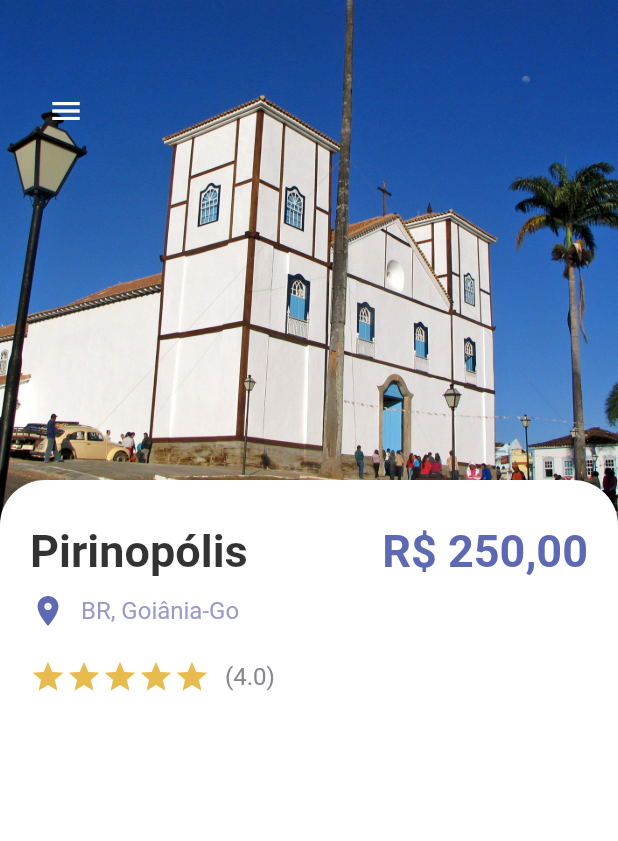
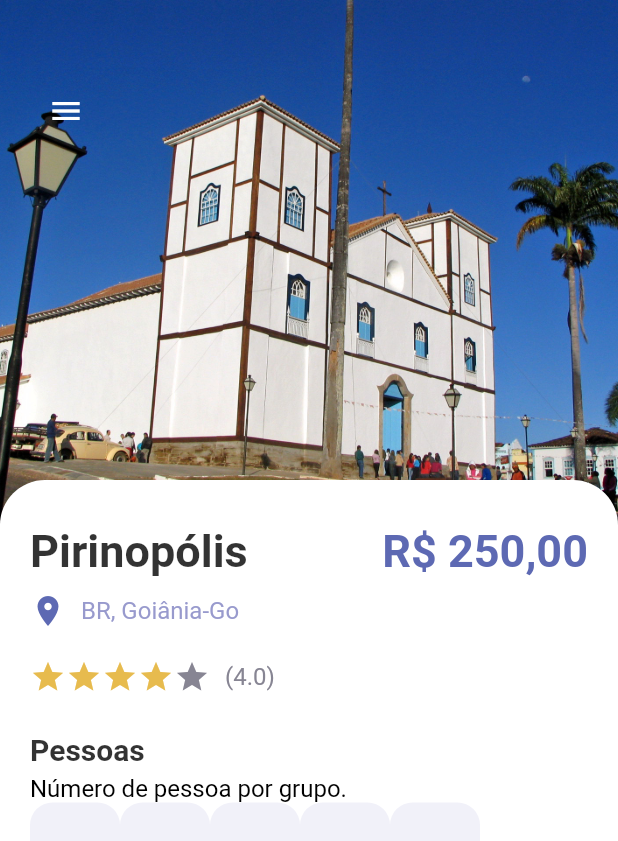
Before and after one commit to emilson-silva/flutter_cubit, a Flutter app: the screen it shows after launch, on a phone screen of 412 x 824 dp. Shown: the top 841 px of the screen. Run offline on Flutter 3.47's test engine with Material 2 defaults, Android fonts, the light colour scheme and no system bars.

Commit message:
Ajustes details n de pessoas

```diff
--- a/lib/pages/detail_page.dart
+++ b/lib/pages/detail_page.dart
@@ -11,6 +11,7 @@ class DetailPage extends StatefulWidget {
 }
 
 class _DetailPageState extends State<DetailPage> {
+  int gottenStars = 4;
   @override
   Widget build(BuildContext context) {
     return Scaffold(
@@ -91,16 +92,34 @@ class _DetailPageState extends State<DetailPage> {
                     Row(
                       children: [
                         Wrap(
-                          children: List.generate(5, (index) {
-                            return const Icon(
-                              Icons.star,
-                              color: AppColors.starColor,
-                            );
-                          }),
+                          children: List.generate(
+                            5,
+                            (index) {
+                              return Icon(
+                                Icons.star,
+                                color: index < gottenStars
+                                    ? AppColors.starColor
+                                    : AppColors.textColor2,
+                              );
+                            },
+                          ),
                         ),
-                       const  SizedBox(width: 10),
+                        const SizedBox(width: 10),
                         AppText(text: "(4.0)", color: AppColors.textColor2),
                       ],
+                    ),
+                    const SizedBox(height: 25),
+                    AppLargeText(text: "Pessoas", color: Colors.black.withOpacity(0.8),size: 20),
+                    const SizedBox(height: 5),
+                    AppText(text: "Número de pessoa por grupo.", color: AppColors.mainTextColor),
+                    Wrap(
+                     children: List.generate(5, (index) {
+                       return Container(
+                         width: 60,
+                         height: 60,
+                         decoration: BoxDecoration(borderRadius: BorderRadius.circular(15),color: AppColors.buttonBackground,),
+                       );
+                     }),
                     )
                   ],
                 ),
```
